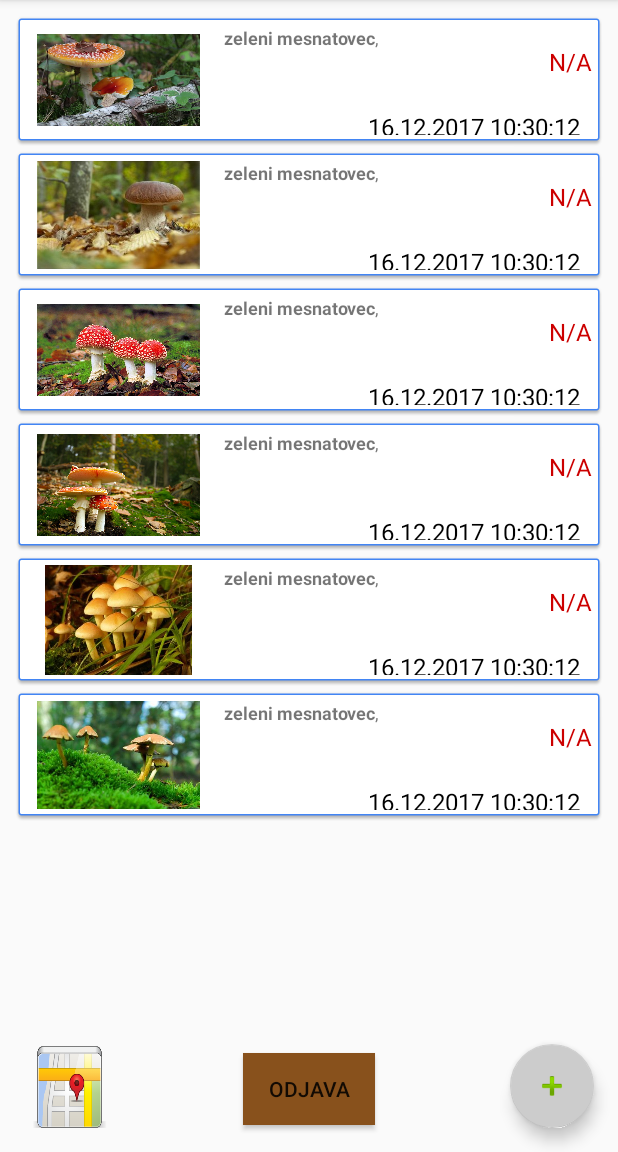
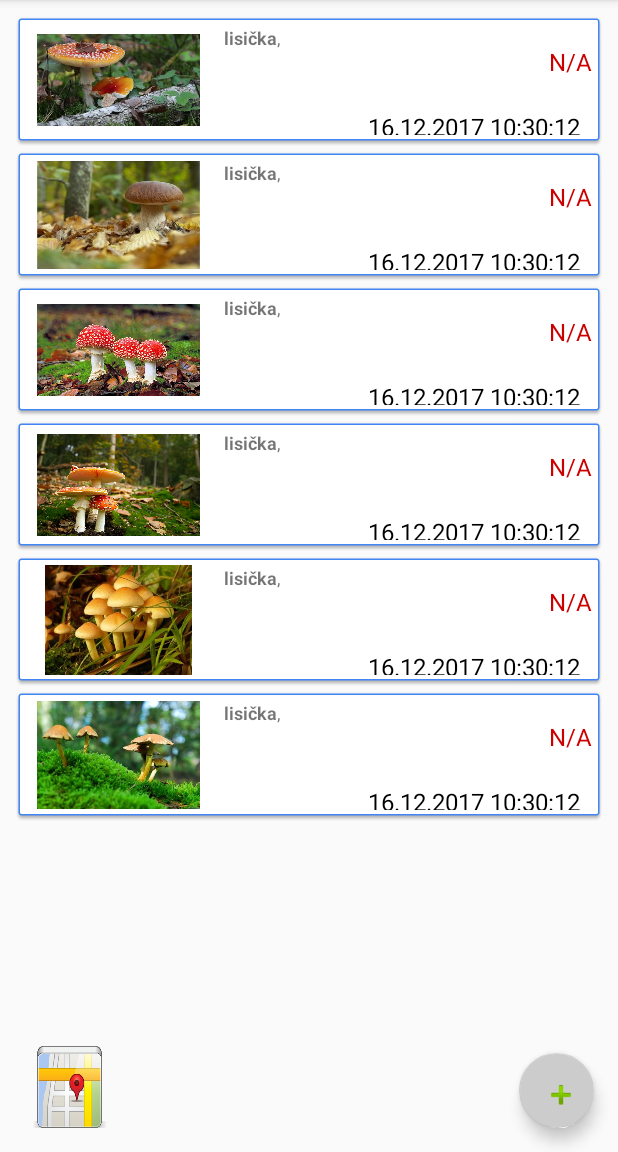
Before and after one commit to cola9/JazGobar, an Android app: the ActivityZacetna screen opened directly, with no data from a screen before it, on a phone screen of 412 x 824 dp, the part 84-1236 px from its top. Run offline under Robolectric (Android 15) with nearby library versions, the phone set to English and light mode, and no system bars; our stand-ins replace EventBus, Picasso, Volley; libraries missing offline, so code that uses them is left out: com.facebook, com.facebook.login, com.karumi.dexter; plain views replace LoginButton, ProfilePictureView; network calls fail; pictures from the network do not load; 5 statements that could not run were skipped.

Commit message:
4.Teden(Dodano)
Dodano:
- malce spremenjen dizajn glavnega zaslona
- dodane vse vrste gob oz. najbolj pogoste gobe v Sloveniji

```diff
--- a/app/src/main/java/com/example/nikolajcolic/jazgobar/ActivityLocation.java
+++ b/app/src/main/java/com/example/nikolajcolic/jazgobar/ActivityLocation.java
@@ -299,7 +299,7 @@ public class ActivityLocation extends AppCompatActivity {
 
             //with this form you obtain the bitmap (in this example set this bitmap in image view)
             ivSlika.setImageBitmap(magicalCamera.getPhoto());
-
+            //ivSlika.setRotation((float) 90.0);
             //if you need save your bitmap in device use this method and return the path if you need this
             //You need to send, the bitmap picture, the photo name, the directory name, the picture type, and autoincrement photo name if           //you need this send true, else you have the posibility or realize your standard name for your pictures.
             String path = magicalCamera.savePhotoInMemoryDevice(magicalCamera.getPhoto(), "myPhotoName", MagicalCamera.JPEG, true);
--- a/app/src/main/res/layout/activity_zacetna.xml
+++ b/app/src/main/res/layout/activity_zacetna.xml
@@ -18,12 +18,14 @@
 
     <android.support.design.widget.FloatingActionButton
         android:id="@+id/fab"
-        android:layout_width="wrap_content"
-        android:layout_height="wrap_content"
+        android:layout_width="60dp"
+        android:layout_height="50dp"
         android:layout_gravity="bottom|end"
         android:layout_margin="@dimen/fab_margin"
         app:backgroundTint="@color/colorPrimary"
-        app:srcCompat="@android:drawable/ic_input_add" />
+        app:srcCompat="@android:drawable/ic_input_add"
+        tools:layout_editor_absoluteX="308dp"
+        tools:layout_editor_absoluteY="501dp" />
 
     <android.support.design.widget.AppBarLayout
         android:layout_width="match_parent"
--- a/app/src/main/res/layout/activity_zacetna_content.xml
+++ b/app/src/main/res/layout/activity_zacetna_content.xml
@@ -96,10 +96,10 @@
         android:layout_marginBottom="8dp"
         android:layout_marginLeft="8dp"
         android:layout_marginRight="8dp"
-        android:layout_marginTop="0dp"
         android:background="@color/colorPrimaryDark"
         android:onClick="onClickOdjava"
         android:text="Odjava"
+        android:visibility="invisible"
         app:layout_constraintBottom_toBottomOf="parent"
         app:layout_constraintLeft_toLeftOf="parent"
         app:layout_constraintRight_toRightOf="parent"
--- a/app/src/main/res/menu/my_menu.xml
+++ b/app/src/main/res/menu/my_menu.xml
@@ -27,4 +27,7 @@
     <item android:id="@+id/action_settings"
         android:title="@string/action_settings"
         app:showAsAction="never"/>
+    <item android:id="@+id/action_odjava"
+        android:title="@string/action_odjava"
+        app:showAsAction="never"/>
 </menu>
--- a/app/src/main/res/values/strings.xml
+++ b/app/src/main/res/values/strings.xml
@@ -8,6 +8,7 @@
     <string name="action_settings">Nastavitve</string>
     <string name="action_sort">Uredi</string>
     <string name="action_share">Deli</string>
+    <string name="action_odjava">Odjava</string>
     <string name="title_activity_settings">Settings</string>
     <string name="add_new_location_no_location">Za dodajanje mora biti pridobljena lokacija. Preverite pravice!</string>
     <string name="permission_must_title">Dodeljevanje pravic</string>
--- a/build.gradle
+++ b/build.gradle
@@ -3,9 +3,10 @@
 buildscript {
     repositories {
         jcenter()
+        google()
     }
     dependencies {
-        classpath 'com.android.tools.build:gradle:3.0.0'
+        classpath 'com.android.tools.build:gradle:2.3.0'
 
         // NOTE: Do not place your application dependencies here; they belong
         // in the individual module build.gradle files
@@ -16,6 +17,7 @@ allprojects {
     repositories {
         jcenter()
         maven { url "https://jitpack.io" }
+        google()
     }
 }
 
--- a/gradle.properties
+++ b/gradle.properties
@@ -10,7 +10,7 @@
 # Specifies the JVM arguments used for the daemon process.
 # The setting is particularly useful for tweaking memory settings.
 org.gradle.jvmargs=-Xmx1536m
-
+#android.enableAapt2=false
 # When configured, Gradle will run in incubating parallel mode.
 # This option should only be used with decoupled projects. More details, visit
 # http://www.gradle.org/docs/current/userguide/multi_project_builds.html#sec:decoupled_projects
--- a/lib_data/src/main/java/com/example/GobaList.java
+++ b/lib_data/src/main/java/com/example/GobaList.java
@@ -11,10 +11,31 @@ public class GobaList {
 
     public GobaList() {
         list=new ArrayList<>();
-        list.add(new Goba("gozdni kukmak"));
-        list.add(new Goba("zeleni mesnatovec"));
-        list.add(new Goba("ovčji mesnatovec"));
-        list.add(new Goba("citronasta mušnica"));
+        list.add(new Goba("mušnica"));
+        list.add(new Goba("lisička"));
+        list.add(new Goba("golobica"));
+        list.add(new Goba("rumeni ježek"));
+        list.add(new Goba("jurček"));
+        list.add(new Goba("betičasta prašnica"));
+        list.add(new Goba("goban"));
+        list.add(new Goba("trhlenka"));
+        list.add(new Goba("žveplenjača"));
+        list.add(new Goba("trdokožnica"));
+        list.add(new Goba("zaviti širokolistar"));
+        list.add(new Goba("orjaški dežnik"));
+        list.add(new Goba("ledenka"));
+        list.add(new Goba("slivarica"));
+        list.add(new Goba("vijoličasta bledivka"));
+        list.add(new Goba("poprovka"));
+        list.add(new Goba("brezov ded"));
+        list.add(new Goba("žametni podvihanec"));
+        list.add(new Goba("podvihanka"));
+        list.add(new Goba("brezova odpadljivka"));
+        list.add(new Goba("mlečnica"));
+        list.add(new Goba("ciganček"));
+        list.add(new Goba("smrekova kresilača"));
+        list.add(new Goba("pisana ploskocevka"));
+        list.add(new Goba("polstenec"));
     }
 
     @Override
```
Also changed, not shown: app/build.gradle (+5 -5 lines), app/src/main/java/com/example/nikolajcolic/jazgobar/ActivityZacetna.java (+35 -0 lines).
